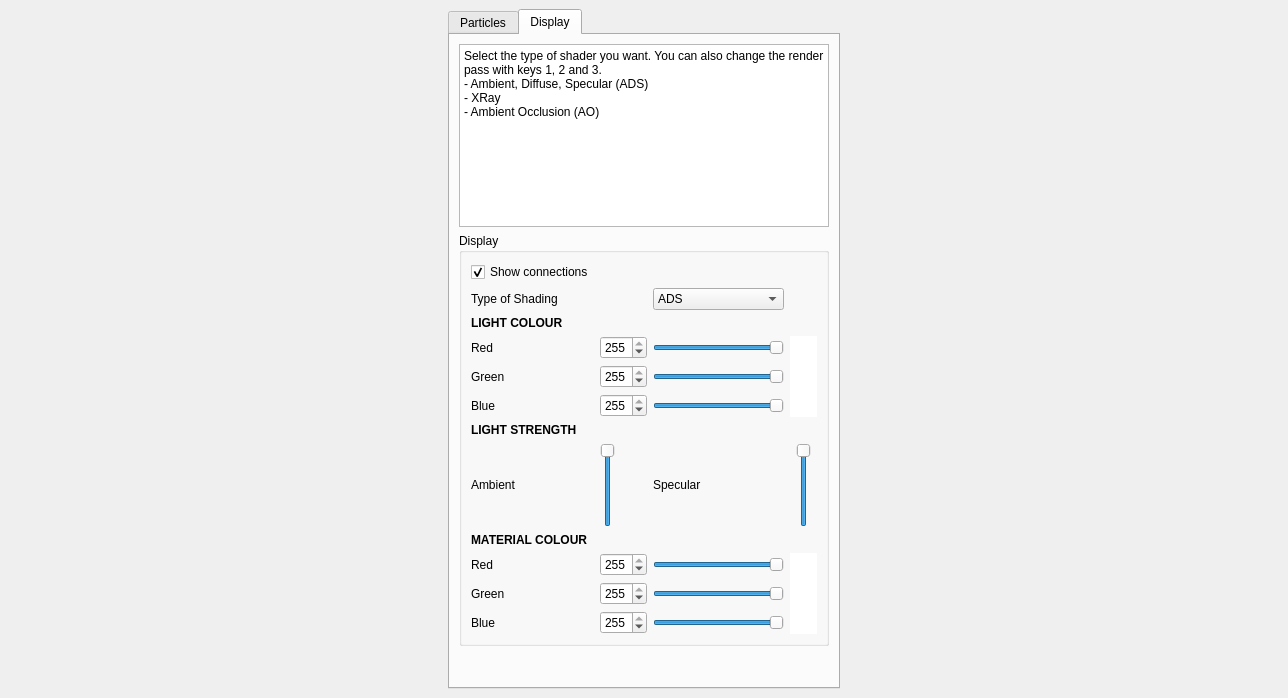
Qt form ui/GUI.ui (eulersson/CellGrowth) before a commit.
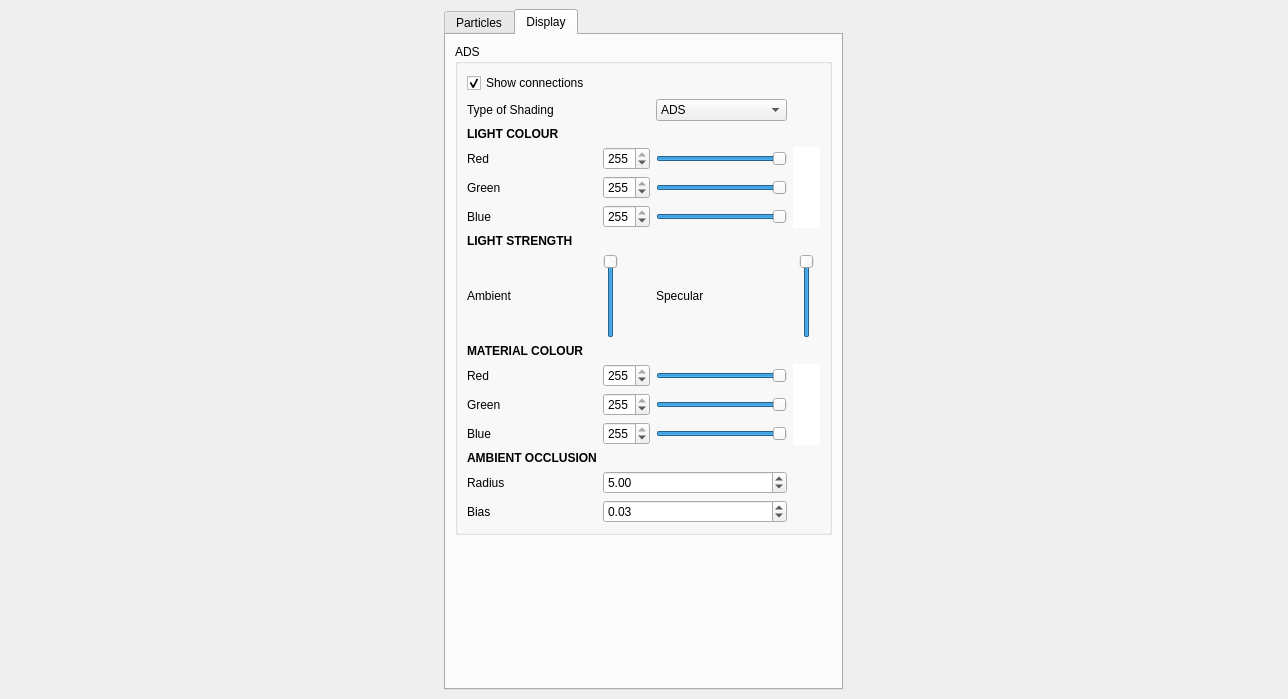
The same form after that commit. The open tabs and pages were chosen to show the change.

```diff
--- a/ui/GUI.ui
+++ b/ui/GUI.ui
@@ -7,7 +7,7 @@
     <x>0</x>
     <y>0</y>
     <width>1288</width>
-    <height>698</height>
+    <height>699</height>
    </rect>
   </property>
   <property name="windowTitle">
@@ -45,7 +45,8 @@
 &lt;p style=&quot; margin-top:0px; margin-bottom:0px; margin-left:0px; margin-right:0px; -qt-block-indent:0; text-indent:0px;&quot;&gt;Cells Particle Simulator&lt;/p&gt;
 &lt;p style=&quot; margin-top:0px; margin-bottom:0px; margin-left:0px; margin-right:0px; -qt-block-indent:0; text-indent:0px;&quot;&gt;----------------------------------------&lt;/p&gt;
 &lt;p style=&quot;-qt-paragraph-type:empty; margin-top:0px; margin-bottom:0px; margin-left:0px; margin-right:0px; -qt-block-indent:0; text-indent:0px;&quot;&gt;&lt;br /&gt;&lt;/p&gt;
-&lt;p style=&quot; margin-top:0px; margin-bottom:0px; margin-left:0px; margin-right:0px; -qt-block-indent:0; text-indent:0px;&quot;&gt;Particles grow and die according to a light. This is a cell simulation inspired by Andy Lomas.&lt;/p&gt;&lt;/body&gt;&lt;/html&gt;</string>
+&lt;p style=&quot; margin-top:0px; margin-bottom:0px; margin-left:0px; margin-right:0px; -qt-block-indent:0; text-indent:0px;&quot;&gt;Particles grow and die according to a light. This is a cell simulation inspired by Andy Lomas.&lt;/p&gt;
+&lt;p style=&quot; margin-top:0px; margin-bottom:0px; margin-left:0px; margin-right:0px; -qt-block-indent:0; text-indent:0px;&quot;&gt;Select the type of shader you want in the &amp;quot;Display&amp;quot; tab. You can also change the render pass with keys 1(Ambient, Diffuse, Specular (ADS)), 2(X-Ray) and 3(Ambient Occlusion (AO)).&lt;/p&gt;&lt;/body&gt;&lt;/html&gt;</string>
               </property>
              </widget>
             </item>
@@ -73,7 +74,7 @@
                </size>
               </property>
               <property name="currentIndex">
-               <number>0</number>
+               <number>1</number>
               </property>
               <widget class="QWidget" name="m_linkedParticleTab">
                <attribute name="title">
@@ -588,23 +589,6 @@
             <string>Display</string>
            </attribute>
            <layout class="QVBoxLayout" name="verticalLayout_3">
-            <item>
-             <widget class="QTextBrowser" name="textBrowser">
-              <property name="enabled">
-               <bool>true</bool>
-              </property>
-              <property name="html">
-               <string>&lt;!DOCTYPE HTML PUBLIC &quot;-//W3C//DTD HTML 4.0//EN&quot; &quot;http://www.w3.org/TR/REC-html40/strict.dtd&quot;&gt;
-&lt;html&gt;&lt;head&gt;&lt;meta name=&quot;qrichtext&quot; content=&quot;1&quot; /&gt;&lt;style type=&quot;text/css&quot;&gt;
-p, li { white-space: pre-wrap; }
-&lt;/style&gt;&lt;/head&gt;&lt;body style=&quot; font-family:'Sans Serif'; font-size:9pt; font-weight:400; font-style:normal;&quot;&gt;
-&lt;p style=&quot; margin-top:0px; margin-bottom:0px; margin-left:0px; margin-right:0px; -qt-block-indent:0; text-indent:0px;&quot;&gt;Select the type of shader you want. You can also change the render pass with keys 1, 2 and 3.&lt;/p&gt;
-&lt;p style=&quot; margin-top:0px; margin-bottom:0px; margin-left:0px; margin-right:0px; -qt-block-indent:0; text-indent:0px;&quot;&gt;- Ambient, Diffuse, Specular (ADS)&lt;/p&gt;
-&lt;p style=&quot; margin-top:0px; margin-bottom:0px; margin-left:0px; margin-right:0px; -qt-block-indent:0; text-indent:0px;&quot;&gt;- XRay&lt;/p&gt;
-&lt;p style=&quot; margin-top:0px; margin-bottom:0px; margin-left:0px; margin-right:0px; -qt-block-indent:0; text-indent:0px;&quot;&gt;- Ambient Occlusion (AO)&lt;/p&gt;&lt;/body&gt;&lt;/html&gt;</string>
-              </property>
-             </widget>
-            </item>
             <item>
              <widget class="QGroupBox" name="displayBox">
               <property name="enabled">
@@ -617,7 +601,7 @@
                </sizepolicy>
               </property>
               <property name="title">
-               <string>Display</string>
+               <string>ADS</string>
               </property>
               <property name="flat">
                <bool>false</bool>
@@ -1759,6 +1743,16 @@
                  </property>
                 </widget>
                </item>
+               <item row="10" column="4">
+                <widget class="QSpinBox" name="m_materialRSpinBox">
+                 <property name="maximum">
+                  <number>255</number>
+                 </property>
+                 <property name="value">
+                  <number>255</number>
+                 </property>
+                </widget>
+               </item>
                <item row="12" column="4">
                 <widget class="QSpinBox" name="m_materialBSpinBox">
                  <property name="maximum">
@@ -1779,13 +1773,56 @@
                  </property>
                 </widget>
                </item>
-               <item row="10" column="4">
-                <widget class="QSpinBox" name="m_materialRSpinBox">
+               <item row="14" column="4" colspan="2">
+                <widget class="QDoubleSpinBox" name="m_RadiusSB">
+                 <property name="minimum">
+                  <double>0.150000000000000</double>
+                 </property>
                  <property name="maximum">
-                  <number>255</number>
+                  <double>1000.000000000000000</double>
                  </property>
                  <property name="value">
-                  <number>255</number>
+                  <double>5.000000000000000</double>
+                 </property>
+                </widget>
+               </item>
+               <item row="15" column="0">
+                <widget class="QLabel" name="label_23">
+                 <property name="text">
+                  <string>Bias</string>
+                 </property>
+                </widget>
+               </item>
+               <item row="15" column="4" colspan="2">
+                <widget class="QDoubleSpinBox" name="m_BiasSB">
+                 <property name="minimum">
+                  <double>-5.000000000000000</double>
+                 </property>
+                 <property name="maximum">
+                  <double>3.000000000000000</double>
+                 </property>
+                 <property name="value">
+                  <double>0.030000000000000</double>
+                 </property>
+                </widget>
+               </item>
+               <item row="13" column="0">
+                <widget class="QLabel" name="label_21">
+                 <property name="font">
+                  <font>
+                   <weight>75</weight>
+                   <bold>true</bold>
+                  </font>
+                 </property>
+                 <property name="text">
+                  <string>AMBIENT OCCLUSION</string>
+                 </property>
+                </widget>
+               </item>
+               <item row="14" column="0">
+                <widget class="QLabel" name="label_22">
+                 <property name="text">
+                  <string>Radius</string>
                  </property>
                 </widget>
                </item>
@@ -1806,9 +1843,6 @@
              </spacer>
             </item>
            </layout>
-           <zorder>verticalSpacer_4</zorder>
-           <zorder>displayBox</zorder>
-           <zorder>textBrowser</zorder>
           </widget>
          </widget>
         </item>
```
